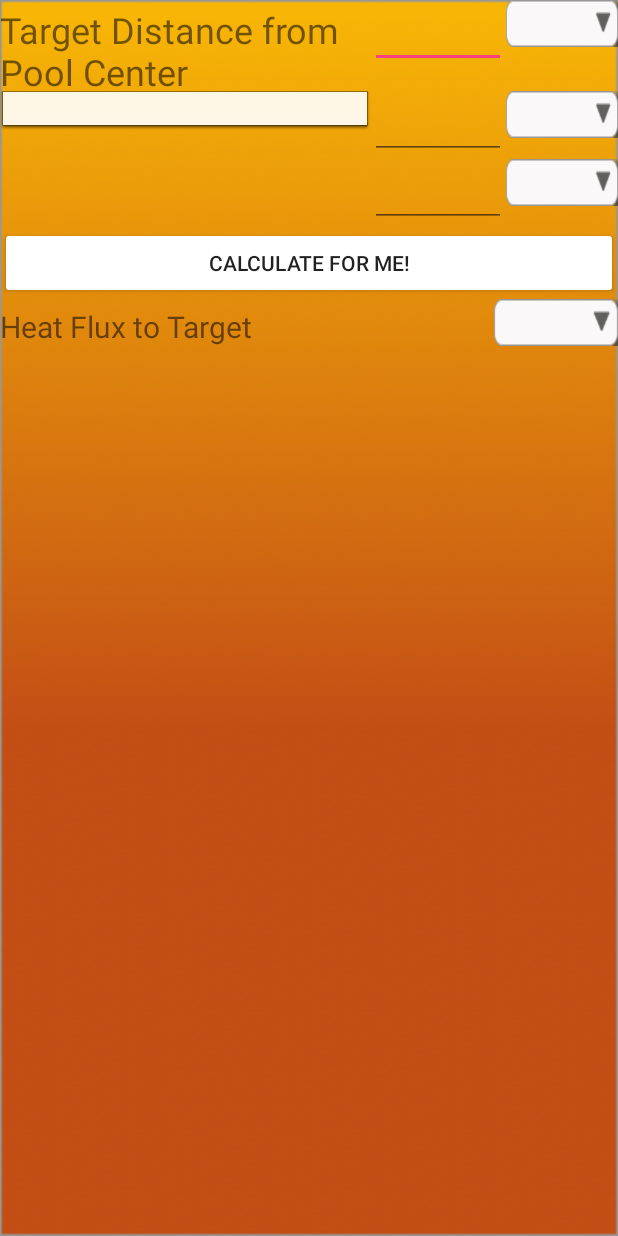
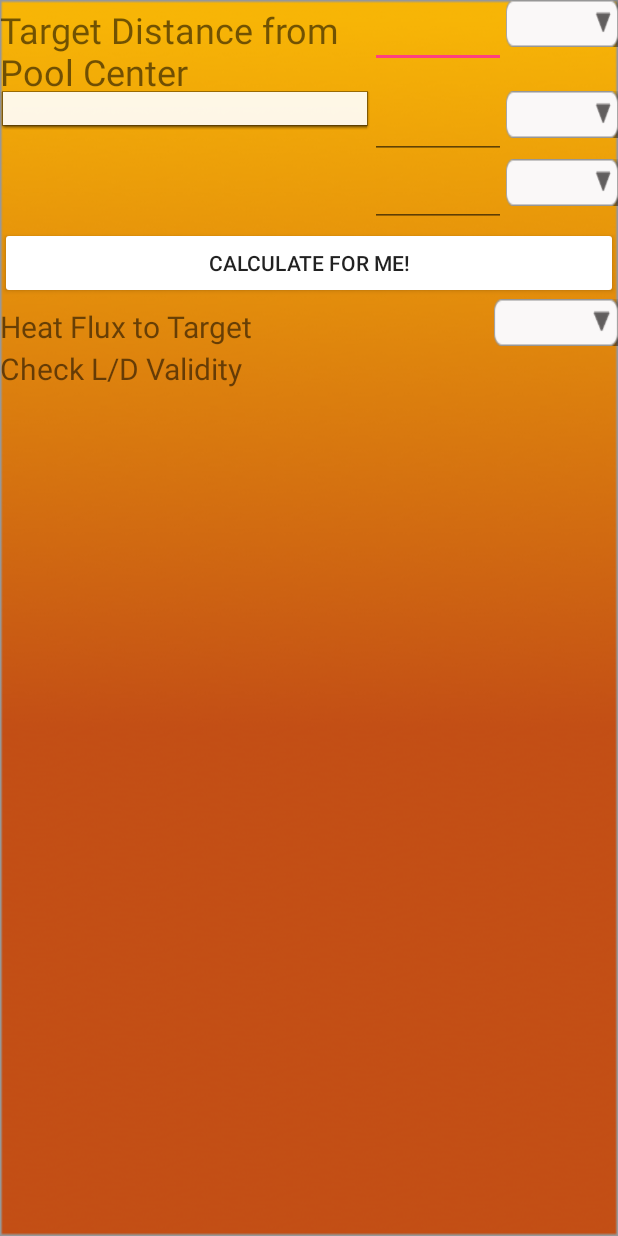
Before and after one commit to msrusse/FireDynamics, an Android app: the layout activity_radiation_pool_fire.xml on its own in the app's theme, with its tools: preview values and no code run, on a phone screen of 412 x 824 dp. Run offline under Robolectric (Android 15) with nearby library versions, the phone set to English and light mode, and no system bars.

Commit message:
added the L/D validation test portion that I forgot last time

```diff
--- a/app/src/main/res/layout/activity_radiation_pool_fire.xml
+++ b/app/src/main/res/layout/activity_radiation_pool_fire.xml
@@ -160,6 +160,28 @@
                         android:gravity="center" />
                 </LinearLayout>
 
+                <LinearLayout
+                    android:layout_width="match_parent"
+                    android:layout_height="wrap_content"
+                    android:orientation="horizontal">
+
+                    <TextView
+                        android:id="@+id/ldValidity"
+                        android:layout_width="0dp"
+                        android:layout_height="wrap_content"
+                        android:layout_weight=".5"
+                        android:text="@string/ld_valid"
+                        android:textSize="20sp" />
+
+                    <TextView
+                        android:id="@+id/ldValidTestResult"
+                        android:layout_width="0dp"
+                        android:layout_height="wrap_content"
+                        android:layout_weight=".5"
+                        android:textAlignment="center"
+                        android:textSize="20sp" />
+                </LinearLayout>
+
             </LinearLayout>
 
         </LinearLayout>
--- a/app/src/main/res/values/strings.xml
+++ b/app/src/main/res/values/strings.xml
@@ -37,7 +37,7 @@
     <string name="cirlce_area">Area of the Circle</string>
     <string name="target_distance">Target Distance from Pool Center</string>
     <string name="heat_flux">Heat Flux to Target</string>
-    <string name="ld_validity">Check L/D Validity</string>
+    <string name="ld_valid">Check L/D Validity</string>
     <string name="l">L</string>
     <string name="m">m"</string>
     <string name="q_heat_release_rate">Q (Heat Release)</string>
```
Also changed, not shown: app/src/main/java/com/example/masonrussell/firedynamics/RadiationPoolFire.java (+16 -2 lines).
